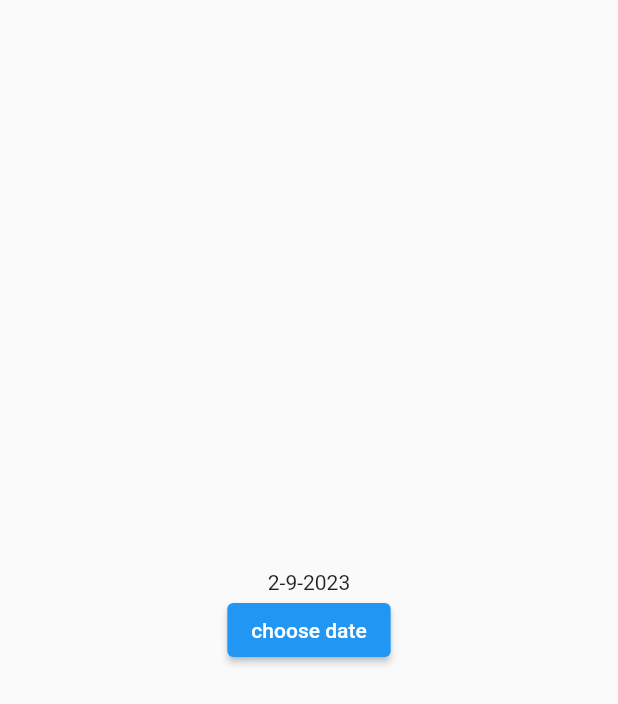
After one commit to Nikhildeshmukh07/Flutter_Learn, a Flutter app: the screen it shows after launch, on a phone screen of 412 x 824 dp. The commit adds this screen. Shown: the top 704 px of the screen. Run offline on Flutter 3.47's test engine with Material 2 defaults, Android fonts, the phone set to English and light mode, and no system bars; our stand-ins replace dropdown_button2.

Commit message:
commit from sstpl evening

```diff
--- /dev/null
+++ b/lib/12Datepicker.dart
@@ -0,0 +1,42 @@
+import 'package:flutter/material.dart';
+
+class Datepickerwidget extends StatefulWidget {
+  const Datepickerwidget({super.key});
+
+  @override
+  State<Datepickerwidget> createState() {
+    return _DatepickerwidgetState();
+  }
+}
+
+class _DatepickerwidgetState extends State<Datepickerwidget> {
+  DateTime selectDate = DateTime.now();
+
+  @override
+  Widget build(BuildContext context) {
+    return Scaffold(
+      body: Center(
+        child: Column(
+          mainAxisAlignment: MainAxisAlignment.center,
+          children: <Widget>[
+            Text('${selectDate.day}-${selectDate.month}-${selectDate.year}'),
+            ElevatedButton(
+                onPressed: () async {
+                  final DateTime? dateTime = await showDatePicker(
+                      context: context,
+                      initialDate: selectDate,
+                      firstDate: DateTime(2000),
+                      lastDate: DateTime(3000));
+                  if (dateTime != null) {
+                    setState(() {
+                      selectDate = dateTime;
+                    });
+                  }
+                },
+                child: Text('choose date'))
+          ],
+        ),
+      ),
+    );
+  }
+}
--- a/lib/main.dart
+++ b/lib/main.dart
@@ -3,6 +3,7 @@ import 'package:flutter_learn/11ExpansionTileCard.dart';
 import 'package:flutter_learn/3TutorialHome.dart';
 import 'package:flutter_learn/8RichtextWidget.dart';
 import 'package:flutter_learn/9TabBarDemo.dart';
+import '12Datepicker.dart';
 import '4.Handling gestures.dart';
 import '5Changingwidgetsinresponsetoinput.dart';
 import '7Appbars.dart';
@@ -22,7 +23,7 @@ class MyApp extends StatelessWidget {
       theme: ThemeData(
         primarySwatch: Colors.blue,
       ),
-      home: const DashboardScreen(),
+      home: const Datepickerwidget(),
       //home: RunTileCard(),
     );
   }
```
